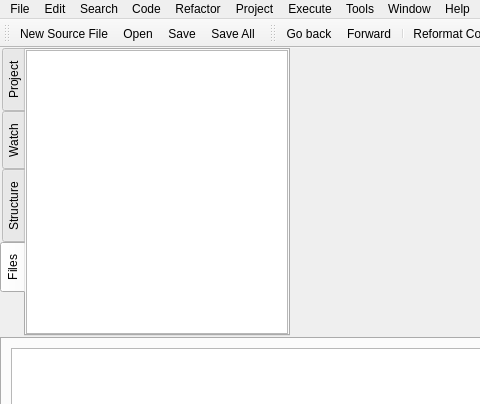
Qt form RedPandaIDE/mainwindow.ui (royqh1979/RedPanda-CPP) before a commit; both pictures show x 0 to 480 and y 0 to 404 of the 946 by 657 pixel window.
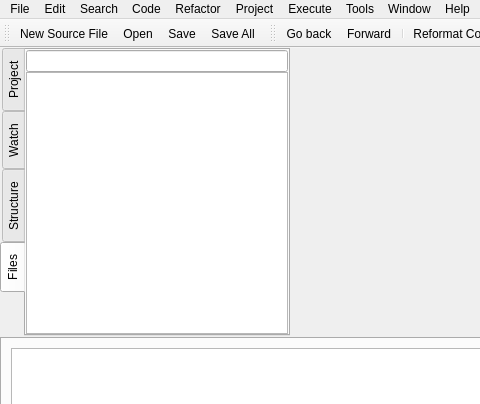
The same form after that commit. The open tabs and pages were chosen to show the change. Icons and pictures are not drawn. Custom widgets are drawn as their Qt base class.

What changed in the file:
```diff
--- a/RedPandaIDE/mainwindow.ui
+++ b/RedPandaIDE/mainwindow.ui
@@ -213,6 +213,9 @@
              <string>Files</string>
             </attribute>
             <layout class="QVBoxLayout" name="verticalLayout_3">
+             <property name="spacing">
+              <number>0</number>
+             </property>
              <property name="leftMargin">
               <number>0</number>
              </property>
@@ -226,7 +229,24 @@
               <number>0</number>
              </property>
              <item>
-              <widget class="QTreeView" name="treeFiles"/>
+              <widget class="QLineEdit" name="txtFilesPath">
+               <property name="frame">
+                <bool>true</bool>
+               </property>
+               <property name="readOnly">
+                <bool>true</bool>
+               </property>
+              </widget>
+             </item>
+             <item>
+              <widget class="QTreeView" name="treeFiles">
+               <property name="editTriggers">
+                <set>QAbstractItemView::EditKeyPressed|QAbstractItemView::SelectedClicked</set>
+               </property>
+               <property name="dragDropMode">
+                <enum>QAbstractItemView::DragOnly</enum>
+               </property>
+              </widget>
              </item>
             </layout>
            </widget>
```
Left out of the diff: 21 changed lines with no effect on the pictures.
